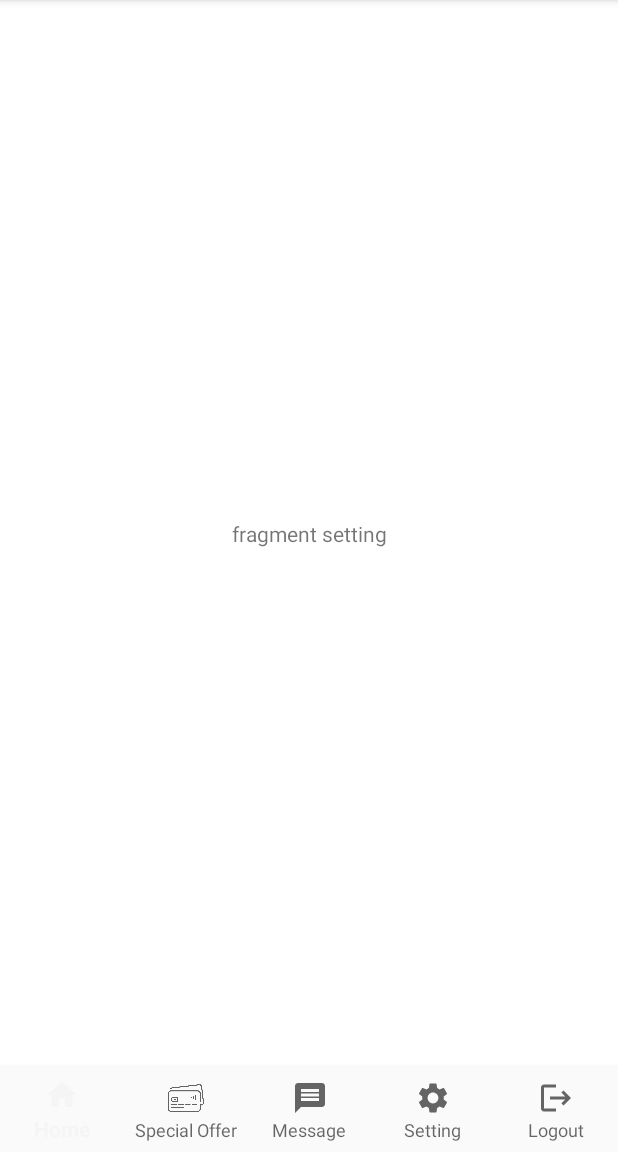
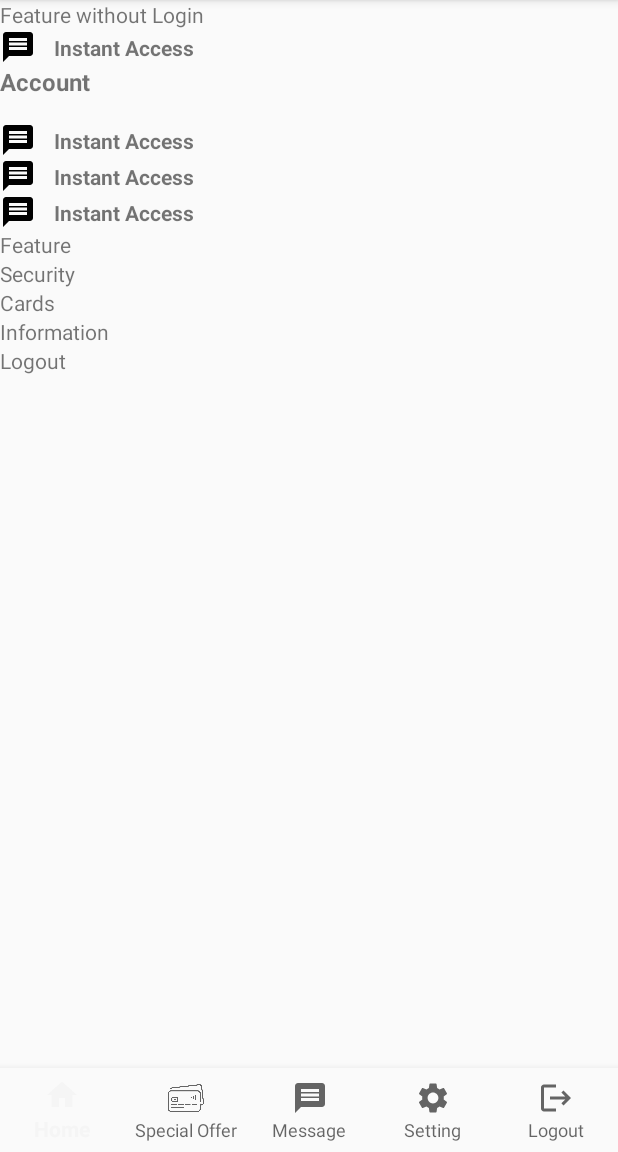
Before and after one commit to rizadwiandhika/AndroidAssignment, an Android app: the fragment SettingFragment placed in its activity, on a phone screen of 412 x 824 dp, the part 84-1236 px from its top. Run offline under Robolectric (Android 15) with nearby library versions, the phone set to English and light mode, and no system bars.

Commit message:
refactor: create fragment setting

```diff
--- /dev/null
+++ b/app/src/main/res/layout/component_setting_account.xml
@@ -0,0 +1,22 @@
+<?xml version="1.0" encoding="utf-8"?>
+<LinearLayout xmlns:android="http://schemas.android.com/apk/res/android"
+    android:layout_width="match_parent"
+    android:layout_height="match_parent"
+    android:orientation="vertical">
+
+
+    <TextView
+        android:layout_width="match_parent"
+        android:layout_height="wrap_content"
+        android:text="Account"
+        android:layout_marginBottom="16dp"
+        android:textStyle="bold"
+        android:textSize="16dp" />
+
+    <include layout="@layout/item_setting_menu" />
+
+    <include layout="@layout/item_setting_menu" />
+
+    <include layout="@layout/item_setting_menu" />
+
+</LinearLayout>
--- /dev/null
+++ b/app/src/main/res/layout/component_setting_cards.xml
@@ -0,0 +1,14 @@
+<?xml version="1.0" encoding="utf-8"?>
+<androidx.constraintlayout.widget.ConstraintLayout xmlns:android="http://schemas.android.com/apk/res/android"
+    android:layout_width="match_parent"
+    android:layout_height="match_parent"
+    xmlns:app="http://schemas.android.com/apk/res-auto">
+
+    <TextView
+        android:layout_width="match_parent"
+        android:layout_height="wrap_content"
+        app:layout_constraintStart_toStartOf="parent"
+        app:layout_constraintTop_toTopOf="parent"
+        android:text="Cards" />
+
+</androidx.constraintlayout.widget.ConstraintLayout>
--- /dev/null
+++ b/app/src/main/res/layout/component_setting_feature.xml
@@ -0,0 +1,14 @@
+<?xml version="1.0" encoding="utf-8"?>
+<androidx.constraintlayout.widget.ConstraintLayout xmlns:android="http://schemas.android.com/apk/res/android"
+    android:layout_width="match_parent"
+    android:layout_height="match_parent"
+    xmlns:app="http://schemas.android.com/apk/res-auto">
+
+    <TextView
+        android:layout_width="match_parent"
+        android:layout_height="wrap_content"
+        app:layout_constraintStart_toStartOf="parent"
+        app:layout_constraintTop_toTopOf="parent"
+        android:text="Feature" />
+
+</androidx.constraintlayout.widget.ConstraintLayout>
--- /dev/null
+++ b/app/src/main/res/layout/component_setting_feature_without_login.xml
@@ -0,0 +1,14 @@
+<?xml version="1.0" encoding="utf-8"?>
+<LinearLayout xmlns:android="http://schemas.android.com/apk/res/android"
+    android:layout_width="match_parent"
+    android:layout_height="match_parent"
+    android:orientation="vertical">
+
+    <TextView
+        android:layout_width="match_parent"
+        android:layout_height="wrap_content"
+        android:text="Feature without Login" />
+
+    <include layout="@layout/item_setting_menu" />
+
+</LinearLayout>
--- /dev/null
+++ b/app/src/main/res/layout/component_setting_footer.xml
@@ -0,0 +1,14 @@
+<?xml version="1.0" encoding="utf-8"?>
+<androidx.constraintlayout.widget.ConstraintLayout xmlns:android="http://schemas.android.com/apk/res/android"
+    android:layout_width="match_parent"
+    android:layout_height="match_parent"
+    xmlns:app="http://schemas.android.com/apk/res-auto">
+
+    <TextView
+        android:layout_width="match_parent"
+        android:layout_height="wrap_content"
+        app:layout_constraintStart_toStartOf="parent"
+        app:layout_constraintTop_toTopOf="parent"
+        android:text="Logout" />
+
+</androidx.constraintlayout.widget.ConstraintLayout>
--- /dev/null
+++ b/app/src/main/res/layout/component_setting_information.xml
@@ -0,0 +1,14 @@
+<?xml version="1.0" encoding="utf-8"?>
+<androidx.constraintlayout.widget.ConstraintLayout xmlns:android="http://schemas.android.com/apk/res/android"
+    android:layout_width="match_parent"
+    android:layout_height="match_parent"
+    xmlns:app="http://schemas.android.com/apk/res-auto">
+
+    <TextView
+        android:layout_width="match_parent"
+        android:layout_height="wrap_content"
+        app:layout_constraintStart_toStartOf="parent"
+        app:layout_constraintTop_toTopOf="parent"
+        android:text="Information" />
+
+</androidx.constraintlayout.widget.ConstraintLayout>
--- /dev/null
+++ b/app/src/main/res/layout/component_setting_security.xml
@@ -0,0 +1,14 @@
+<?xml version="1.0" encoding="utf-8"?>
+<androidx.constraintlayout.widget.ConstraintLayout xmlns:android="http://schemas.android.com/apk/res/android"
+    android:layout_width="match_parent"
+    android:layout_height="match_parent"
+    xmlns:app="http://schemas.android.com/apk/res-auto">
+
+    <TextView
+        android:layout_width="match_parent"
+        android:layout_height="wrap_content"
+        app:layout_constraintStart_toStartOf="parent"
+        app:layout_constraintTop_toTopOf="parent"
+        android:text="Security" />
+
+</androidx.constraintlayout.widget.ConstraintLayout>
--- a/app/src/main/res/layout/fragment_setting.xml
+++ b/app/src/main/res/layout/fragment_setting.xml
@@ -1,13 +1,37 @@
 <?xml version="1.0" encoding="utf-8"?>
 <androidx.constraintlayout.widget.ConstraintLayout xmlns:android="http://schemas.android.com/apk/res/android"
     android:layout_width="match_parent"
-    android:layout_height="match_parent"
-    android:background="@color/white">
+    android:layout_height="match_parent">
 
-    <TextView
+    <!--    <TextView-->
+    <!--        android:layout_width="match_parent"-->
+    <!--        android:layout_height="match_parent"-->
+    <!--        android:gravity="center"-->
+    <!--        android:text="fragment setting" />-->
+    <ScrollView
         android:layout_width="match_parent"
-        android:layout_height="match_parent"
-        android:gravity="center"
-        android:text="fragment setting" />
+        android:layout_height="match_parent">
+
+        <LinearLayout
+            android:layout_width="match_parent"
+            android:layout_height="wrap_content"
+            android:orientation="vertical">
+
+            <include layout="@layout/component_setting_feature_without_login" />
+
+            <include layout="@layout/component_setting_account" />
+
+            <include layout="@layout/component_setting_feature" />
+
+            <include layout="@layout/component_setting_security" />
+
+            <include layout="@layout/component_setting_cards" />
+
+            <include layout="@layout/component_setting_information" />
+
+            <include layout="@layout/component_setting_footer" />
+        </LinearLayout>
+    </ScrollView>
+
 
 </androidx.constraintlayout.widget.ConstraintLayout>
--- /dev/null
+++ b/app/src/main/res/layout/item_setting_menu.xml
@@ -0,0 +1,26 @@
+<?xml version="1.0" encoding="utf-8"?>
+<androidx.constraintlayout.widget.ConstraintLayout xmlns:android="http://schemas.android.com/apk/res/android"
+    android:layout_width="match_parent"
+    android:layout_height="wrap_content"
+    xmlns:app="http://schemas.android.com/apk/res-auto">
+
+    <ImageView
+        android:id="@+id/ivMenuIcon"
+        android:layout_width="0dp"
+        android:layout_height="wrap_content"
+        app:layout_constraintStart_toStartOf="parent"
+        app:layout_constraintTop_toTopOf="parent"
+        android:src="@drawable/ic_message" />
+
+    <TextView
+        android:layout_width="wrap_content"
+        android:layout_height="wrap_content"
+        app:layout_constraintStart_toEndOf="@id/ivMenuIcon"
+        app:layout_constraintTop_toTopOf="@id/ivMenuIcon"
+        app:layout_constraintBottom_toBottomOf="@id/ivMenuIcon"
+        android:layout_marginLeft="12dp"
+        android:text="Instant Access"
+        android:textSize="14sp"
+        android:textStyle="bold" />
+
+</androidx.constraintlayout.widget.ConstraintLayout>
```
